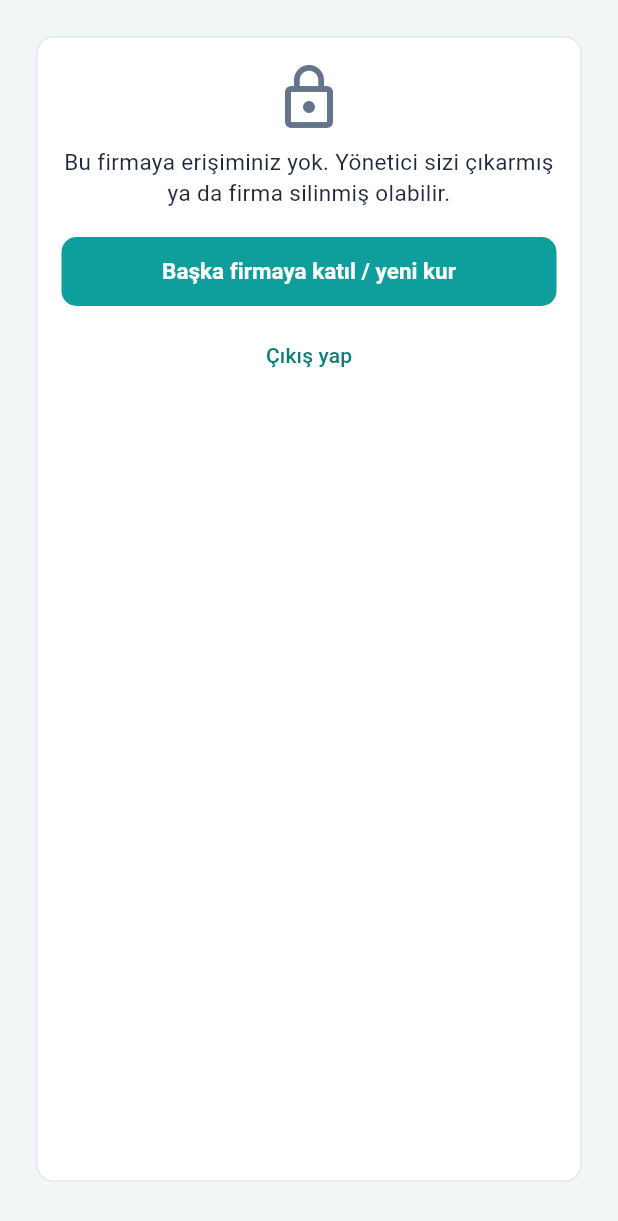
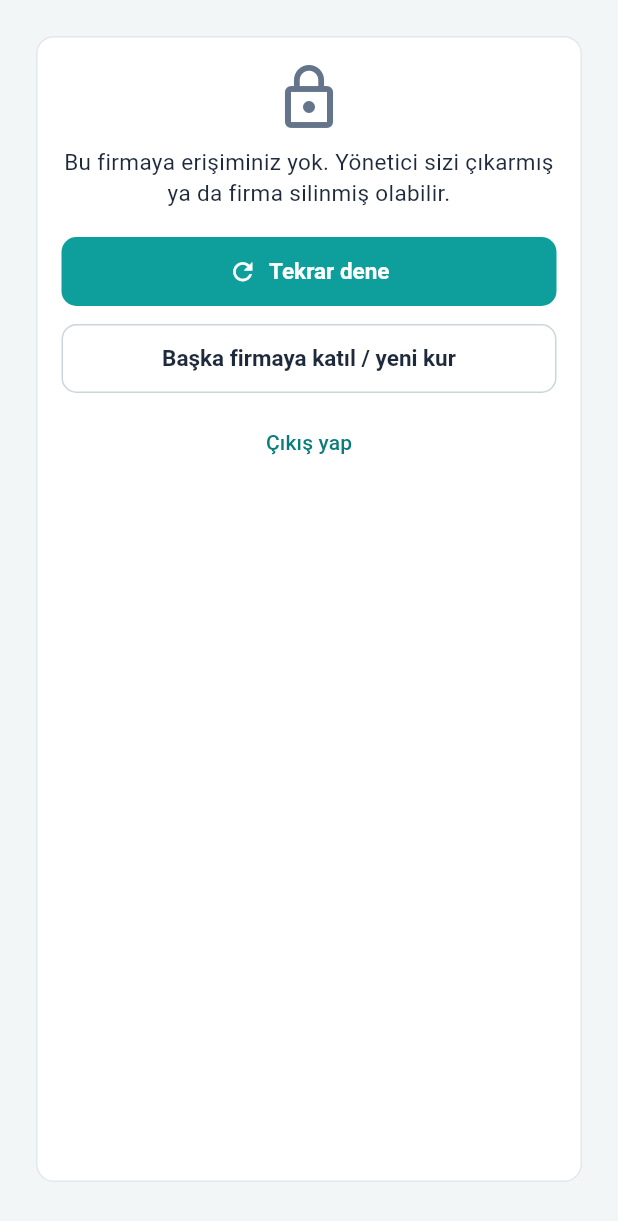
Before and after one commit to ramazankocabas42/keles-satis, a Flutter app: the _FirmaKapi screen opened directly with empty values, on a phone screen of 412 x 824 dp. Shown: the top 1221 px of the screen. Run offline on Flutter 3.47's test engine with Material 3 defaults, Android fonts, the phone set to English and light mode, and no system bars; our stand-ins replace cloud_firestore, firebase_auth, firebase_core, flutter_local_notifications, shared_preferences; missing offline and left inert: ota_update, workmanager; accounts and stored records are empty; statements that could not run were skipped.

Commit message:
Katıldıktan hemen sonra çıkan 'erişim yok' ekranı düzeltildi
- Katılımda profil, üyelik sunucuda kesinleştikten sonra bağlanır
- Zaten firmadaysa yeniden katılmaya çalışmaz, sadece profili bağlar
- Geçici erişim hatalarında firma/sipariş dinleme birkaç kez yeniden denenir
- Kilit ekranında 'Tekrar dene' butonu

Co-Authored-By: Claude Opus 5.5 <noreply@anthropic.com>
Claude-Session: https://claude.ai/code/session_014N7dTBiJapaRT914XLvdva

```diff
--- a/lib/ekranlar/kapi.dart
+++ b/lib/ekranlar/kapi.dart
@@ -76,7 +76,13 @@ class _FirmaKapi extends StatefulWidget {
 }
 
 class _FirmaKapiState extends State<_FirmaKapi> {
-  late final Durum _durum = Durum(fid: widget.fid, uid: widget.uid);
+  late Durum _durum = Durum(fid: widget.fid, uid: widget.uid);
+
+  void _yenidenDene() {
+    final eski = _durum;
+    setState(() => _durum = Durum(fid: widget.fid, uid: widget.uid));
+    eski.dispose();
+  }
 
   @override
   void dispose() {
@@ -110,7 +116,14 @@ class _FirmaKapiState extends State<_FirmaKapi> {
                         ),
                         const SizedBox(height: 18),
                         Buton(
+                          yazi: 'Tekrar dene',
+                          ikon: Icons.refresh,
+                          onTap: _yenidenDene,
+                        ),
+                        const SizedBox(height: 10),
+                        Buton(
                           yazi: 'Başka firmaya katıl / yeni kur',
+                          renk: ButonRenk.ikincil,
                           onTap: () => Veri.firmadanAyril(widget.uid),
                         ),
                         const SizedBox(height: 8),
```
Also changed, not shown: lib/servis/veri.dart (+51 -2 lines).
